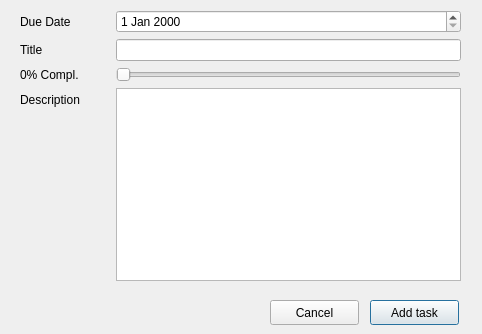
Before: the Qt Designer form newtaskdialog.ui in carlosvchr/ToDoList-QT, drawn with Qt 5.
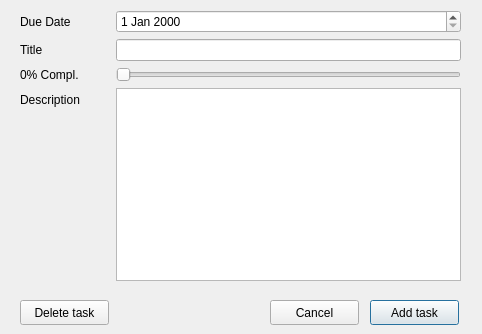
After: the same form once the commit is applied.

Commit message: Fixed crash when default data file does not exist. Now, if default file does not exist, you must change data file or create a new one before add tasks.

What changed in the file:
```diff
--- a/newtaskdialog.ui
+++ b/newtaskdialog.ui
@@ -101,6 +101,19 @@
     <string>Cancel</string>
    </property>
   </widget>
+  <widget class="QPushButton" name="deletebtn">
+   <property name="geometry">
+    <rect>
+     <x>20</x>
+     <y>300</y>
+     <width>89</width>
+     <height>25</height>
+    </rect>
+   </property>
+   <property name="text">
+    <string>Delete task</string>
+   </property>
+  </widget>
  </widget>
  <resources/>
  <connections/>
```
The commit also changes 6 other files.
